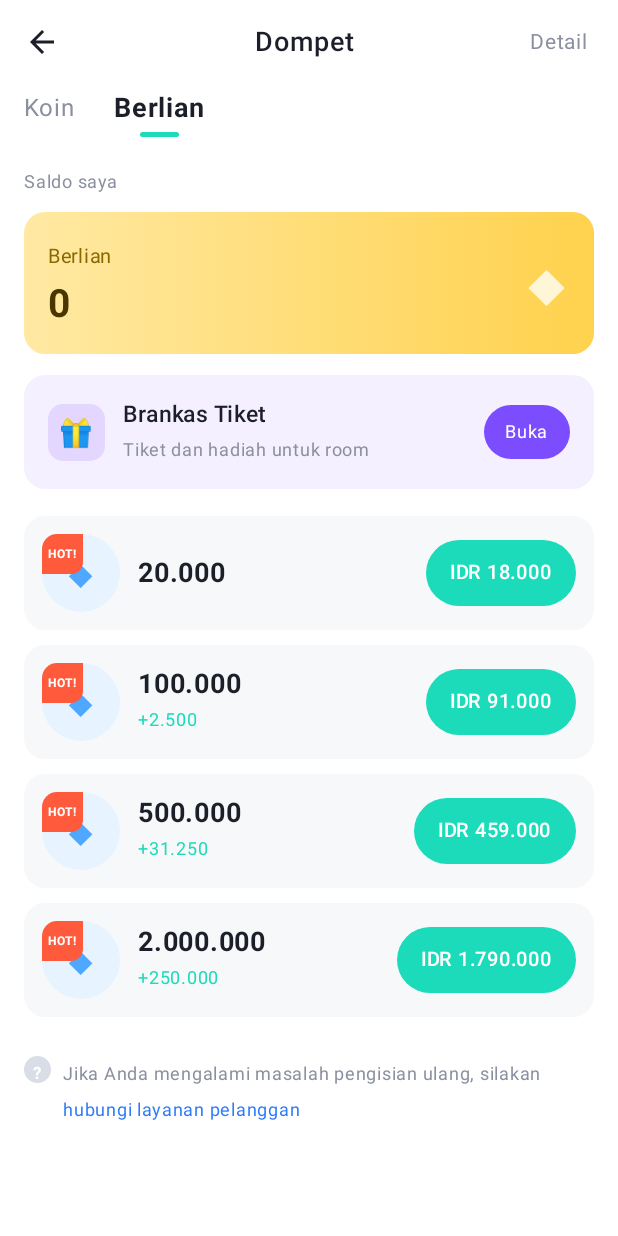
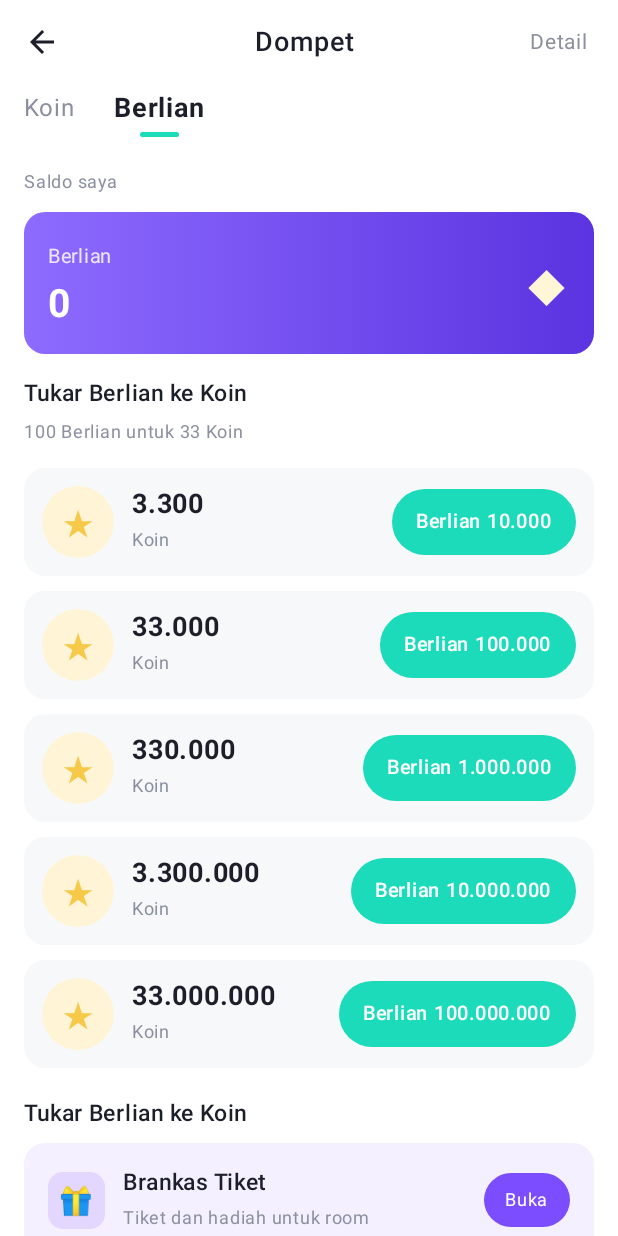
Before and after one commit to exbottod/liveroom-android, an Android app built with Jetpack Compose: the composable WalletScreen shown on its own in the app's theme, after a tap on "Berlian", on a phone screen of 412 x 824 dp. Run offline under Robolectric (Android 15) with nearby library versions, the phone set to English and light mode, and no system bars.

Commit message:
Berlian exchange, wallet config from panel, developer panel page (v0.1.36)

```diff
--- a/app/build.gradle.kts
+++ b/app/build.gradle.kts
@@ -22,8 +22,8 @@ android {
         applicationId = "com.venderlive.app"
         minSdk = 24
         targetSdk = 35
-        versionCode = 36
-        versionName = "0.1.35"
+        versionCode = 37
+        versionName = "0.1.36"
 
         buildConfigField("String", "API_BASE_URL", "\"${prop("API_BASE_URL", "https://vender.43-156-99-4.sslip.io/")}\"")
         buildConfigField("String", "AGORA_APP_ID", "\"${prop("AGORA_APP_ID", "")}\"")
--- a/app/src/main/java/com/venderlive/app/ui/wallet/WalletScreen.kt
+++ b/app/src/main/java/com/venderlive/app/ui/wallet/WalletScreen.kt
@@ -22,6 +22,11 @@ import androidx.compose.foundation.rememberScrollState
 import androidx.compose.foundation.shape.CircleShape
 import androidx.compose.foundation.shape.RoundedCornerShape
 import androidx.compose.foundation.verticalScroll
+import kotlinx.coroutines.Dispatchers
+import kotlinx.coroutines.withContext
+import org.json.JSONObject
+import java.net.HttpURLConnection
+import java.net.URL
 import androidx.compose.material.icons.Icons
 import androidx.compose.material.icons.automirrored.filled.ArrowBack
 import androidx.compose.material3.AlertDialog
@@ -30,6 +35,7 @@ import androidx.compose.material3.IconButton
 import androidx.compose.material3.Text
 import androidx.compose.material3.TextButton
 import androidx.compose.runtime.Composable
+import androidx.compose.runtime.LaunchedEffect
 import androidx.compose.runtime.getValue
 import androidx.compose.runtime.mutableStateOf
 import androidx.compose.runtime.remember
@@ -73,6 +79,41 @@ private val DiamondPacks = listOf(
     CoinPack(2_000_000, 250_000, 1_790_000),
 )
 
+/** Where the developer panel publishes the balances. */
+private const val CONFIG_URL = "https://exbottod.github.io/liveroom-android/wallet.json"
+
+internal data class WalletConfig(
+    val coins: Long = 0L,
+    val diamonds: Long = 0L,
+    /** How many diamonds buy [coinsPerTrade] coins. */
+    val diamondsPerTrade: Long = 100L,
+    val coinsPerTrade: Long = 33L,
+)
+
+internal suspend fun fetchWalletConfig(): WalletConfig? = withContext(Dispatchers.IO) {
+    runCatching {
+        val url = URL("$CONFIG_URL?t=" + System.currentTimeMillis())
+        val connection = (url.openConnection() as HttpURLConnection).apply {
+            connectTimeout = 10000
+            readTimeout = 10000
+            setRequestProperty("User-Agent", "VenderLive")
+        }
+        if (connection.responseCode != 200) return@runCatching null
+        val json = JSONObject(connection.inputStream.bufferedReader().use { it.readText() })
+        WalletConfig(
+            coins = json.optLong("coins", 0L),
+            diamonds = json.optLong("diamonds", 0L),
+            diamondsPerTrade = json.optLong("diamondsPerTrade", 100L).takeIf { it > 0 } ?: 100L,
+            coinsPerTrade = json.optLong("coinsPerTrade", 33L).takeIf { it > 0 } ?: 33L,
+        )
+    }.getOrNull()
+}
+
+/** Diamond amounts offered for exchange, straight from the reference screen. */
+private val DiamondTrades = listOf(
+    10_000L, 100_000L, 1_000_000L, 10_000_000L, 100_000_000L,
+)
+
 private fun thousands(value: Long): String =
     "%,d".format(value).replace(',', '.')
 
@@ -89,8 +130,30 @@ fun WalletScreen(
     val context = LocalContext.current
     var diamonds by remember { mutableStateOf(false) }
     var busy by remember { mutableStateOf<String?>(null) }
+    // Balances stay empty until the developer panel publishes them.
+    var coins by remember { mutableStateOf(coinBalance) }
+    var gems by remember { mutableStateOf(diamondBalance) }
+    var config by remember { mutableStateOf(WalletConfig(coinBalance, diamondBalance)) }
+    var message by remember { mutableStateOf<String?>(null) }
+
+    LaunchedEffect(Unit) {
+        fetchWalletConfig()?.let {
+            config = it
+            coins = it.coins
+            gems = it.diamonds
+        }
+    }
 
     BackHandler(onBack = onBack)
+
+    message?.let {
+        AlertDialog(
+            onDismissRequest = { message = null },
+            title = { Text("Pertukaran") },
+            text = { Text(it) },
+            confirmButton = { TextButton(onClick = { message = null }) { Text("Oke") } },
+        )
+    }
 
     busy?.let {
         AlertDialog(
@@ -139,24 +202,58 @@ fun WalletScreen(
             Row(
                 modifier = Modifier.fillMaxWidth().clip(RoundedCornerShape(14.dp))
                     .background(
-                        Brush.horizontalGradient(
-                            listOf(Color(0xFFFFE9A3), Color(0xFFFFD24D)),
-                        ),
+                        if (diamonds) {
+                            Brush.horizontalGradient(listOf(Color(0xFF8E6BFF), Color(0xFF5B33E0)))
+                        } else {
+                            Brush.horizontalGradient(listOf(Color(0xFFFFE9A3), Color(0xFFFFD24D)))
+                        },
                     )
                     .padding(horizontal = 16.dp, vertical = 18.dp),
                 verticalAlignment = Alignment.CenterVertically,
             ) {
                 Column(modifier = Modifier.weight(1f)) {
-                    Text(if (diamonds) "Berlian" else "Koin", color = Color(0xFF8A6A00), fontSize = 13.sp)
+                    Text(
+                        if (diamonds) "Berlian" else "Koin",
+                        color = if (diamonds) Color(0xFFEDE6FF) else Color(0xFF8A6A00),
+                        fontSize = 13.sp,
+                    )
                     Spacer(Modifier.height(4.dp))
                     Text(
-                        thousands(if (diamonds) diamondBalance else coinBalance),
-                        color = Color(0xFF4A3700), fontSize = 26.sp, fontWeight = FontWeight.Bold,
+                        thousands(if (diamonds) gems else coins),
+                        color = if (diamonds) Color.White else Color(0xFF4A3700),
+                        fontSize = 26.sp, fontWeight = FontWeight.Bold,
                     )
                 }
                 Text(if (diamonds) "◆" else "★", color = Color(0xFFFFF6D8), fontSize = 40.sp)
             }
             Spacer(Modifier.height(14.dp))
+
+            if (diamonds) {
+                // Exchange diamonds for coins, as on the reference screen.
+                Text("Tukar Berlian ke Koin", color = Ink, fontSize = 15.sp, fontWeight = FontWeight.Medium)
+                Spacer(Modifier.height(2.dp))
+                Text(
+                    "${thousands(config.diamondsPerTrade)} Berlian untuk ${thousands(config.coinsPerTrade)} Koin",
+                    color = Muted, fontSize = 12.sp,
+                )
+                Spacer(Modifier.height(12.dp))
+                DiamondTrades.forEach { cost ->
+                    val gain = cost * config.coinsPerTrade / config.diamondsPerTrade
+                    TradeRow(cost = cost, gain = gain) {
+                        if (gems < cost) {
+                            message = "Berlianmu belum cukup. Butuh ${thousands(cost)} berlian."
+                        } else {
+                            gems -= cost
+                            coins += gain
+                            message = "Berhasil ditukar: ${thousands(cost)} berlian menjadi ${thousands(gain)} koin."
+                        }
+                    }
+                    Spacer(Modifier.height(10.dp))
+                }
+                Spacer(Modifier.height(8.dp))
+                Text("Tukar Berlian ke Koin", color = Ink, fontSize = 15.sp, fontWeight = FontWeight.Medium)
+                Spacer(Modifier.height(8.dp))
+            }
 
             // Ticket vault promo.
             Row(
@@ -274,3 +371,29 @@ private fun PackRow(pack: CoinPack, diamond: Boolean, onBuy: () -> Unit) {
         }
     }
 }
+
+/** One exchange row: the coins received and the diamond price button. */
+@Composable
+private fun TradeRow(cost: Long, gain: Long, onTrade: () -> Unit) {
+    Row(
+        modifier = Modifier.fillMaxWidth().clip(RoundedCornerShape(14.dp))
+            .background(Color(0xFFF7F8FA)).padding(12.dp),
+        verticalAlignment = Alignment.CenterVertically,
+    ) {
+        Box(
+            Modifier.size(48.dp).clip(CircleShape).background(Color(0xFFFFF4D6)),
+            contentAlignment = Alignment.Center,
+        ) { Text("★", color = Gold, fontSize = 24.sp) }
+        Spacer(Modifier.width(12.dp))
+        Column(modifier = Modifier.weight(1f)) {
+            Text(thousands(gain), color = Ink, fontSize = 18.sp, fontWeight = FontWeight.Bold)
+            Text("Koin", color = Muted, fontSize = 12.sp)
+        }
+        Box(
+            Modifier.clip(RoundedCornerShape(50)).background(Teal)
+                .clickable(onClick = onTrade).padding(horizontal = 16.dp, vertical = 10.dp),
+        ) {
+            Text("Berlian ${thousands(cost)}", color = Color.White, fontSize = 13.sp, fontWeight = FontWeight.Medium)
+        }
+    }
+}
```
Also changed, not shown: 2 other files.
